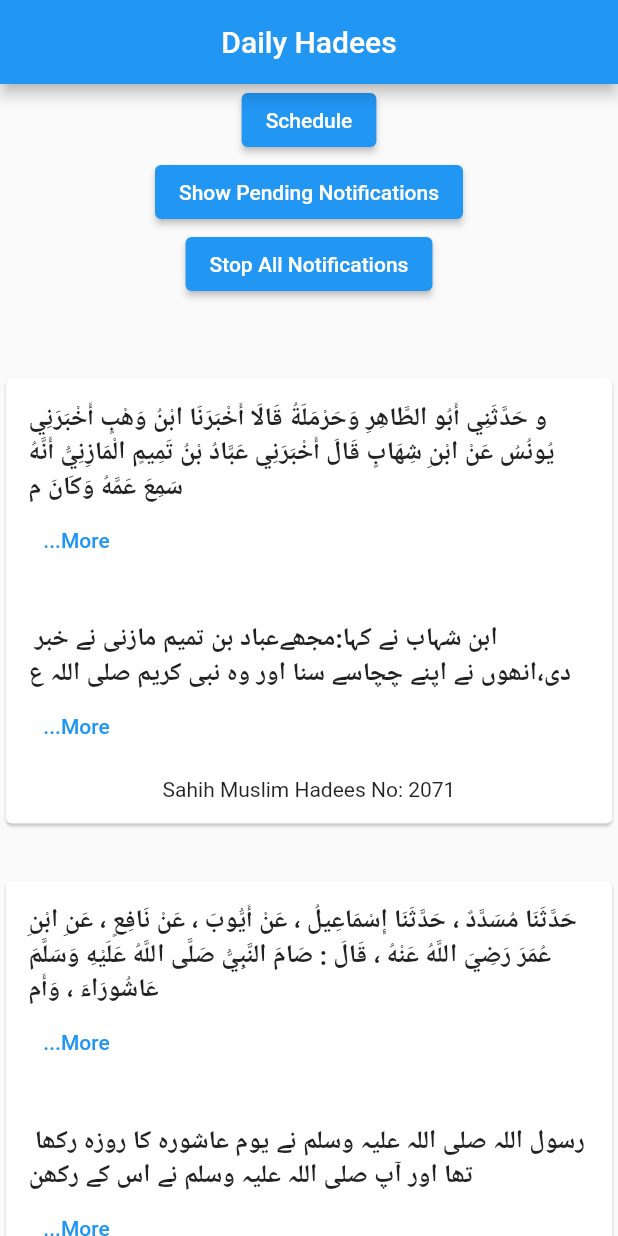
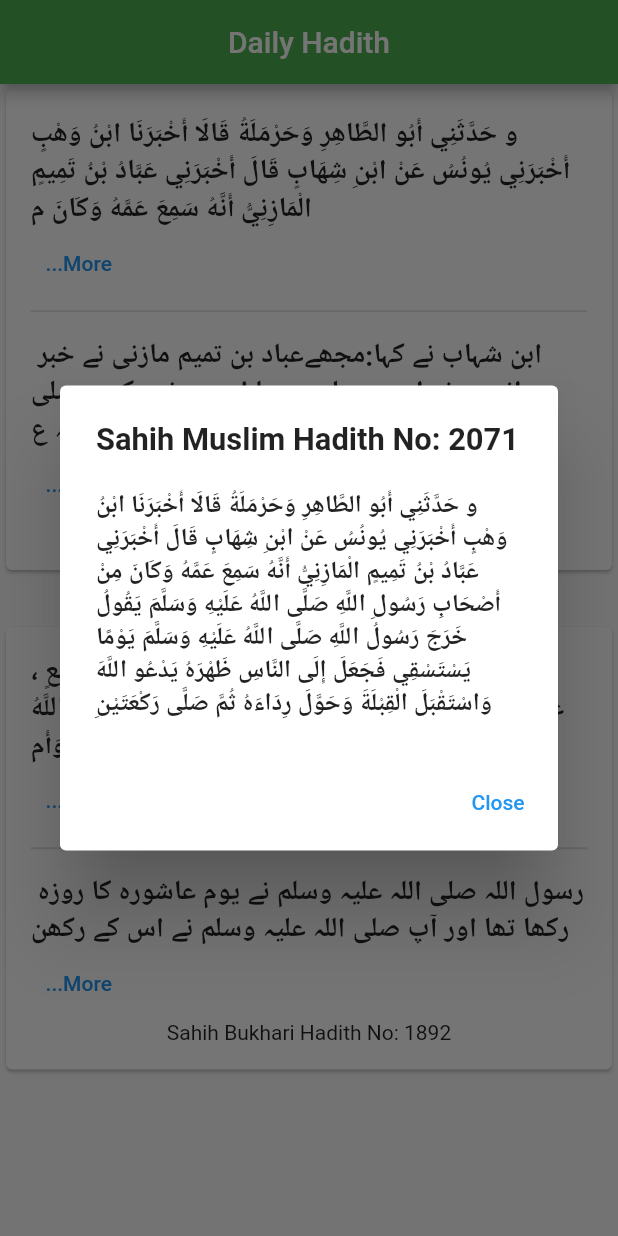
Before and after one commit to BasharatSahito/Daily-Hadith-App, a Flutter app: the screen it shows after launch, after a tap on "...More", on a phone screen of 412 x 824 dp. Run offline on Flutter 3.47's test engine with Material 2 defaults, Android fonts, the phone set to English and light mode, and no system bars; our stand-ins replace flutter_local_notifications, permission_handler, shared_preferences, timezone.

Commit message:
Added Splash Screen with LOGO, UI List with Alertbox,Ask Notification Permission

```diff
--- a/assets/hadiths.json
+++ b/assets/hadiths.json
@@ -5,7 +5,7 @@
         "arabicHadith": "و حَدَّثَنِي أَبُو الطَّاهِرِ وَحَرْمَلَةُ قَالَا أَخْبَرَنَا ابْنُ وَهْبٍ أَخْبَرَنِي يُونُسُ عَنْ ابْنِ شِهَابٍ قَالَ أَخْبَرَنِي عَبَّادُ بْنُ تَمِيمٍ الْمَازِنِيُّ أَنَّهُ سَمِعَ عَمَّهُ وَكَانَ مِنْ أَصْحَابِ رَسُولِ اللَّهِ صَلَّى اللَّهُ عَلَيْهِ وَسَلَّمَ يَقُولُ خَرَجَ رَسُولُ اللَّهِ صَلَّى اللَّهُ عَلَيْهِ وَسَلَّمَ يَوْمًا يَسْتَسْقِي فَجَعَلَ إِلَى النَّاسِ ظَهْرَهُ يَدْعُو اللَّهَ وَاسْتَقْبَلَ الْقِبْلَةَ وَحَوَّلَ رِدَاءَهُ ثُمَّ صَلَّى رَكْعَتَيْنِ",
         "urduHadith": " ابن شہاب نے کہا:مجھےعباد بن تمیم مازنی نے خبر دی،انھوں نے اپنے چچاسے سنا اور وہ نبی کریم صلی اللہ علیہ وسلم  کے ساتھیوں میں سے تھے وہ کہہ رہے تھے:ایک دن رسول اللہ صلی اللہ علیہ وسلم  بارش کی دعا مانگنےکے لئے نکلے،اللہ سے دعاکرتے ہوئے اپنی پشت لوگوں کی طرف کی،منہ قبلہ کی طرف کیا اوراپنی چادر پلٹی،پھر دو رکعت نمازادا کی۔ ",
         "englishHadith": " Ibn Tamim narrated on the authority of his uncle ('Abdullah b. Zaid) that the Messenger of Allah ( ‌صلی ‌اللہ ‌علیہ ‌وسلم ‌ ) went out to the place of prayer and prayed for rain and faced towards Qibla, and turned round his mantle and prayed two rak'ahs.",
-        "info": "Sahih Muslim Hadees No: 2071"
+        "info": "Sahih Muslim Hadith No: 2071"
     },
     {
         "id": 2,
@@ -13,6 +13,6 @@
         "arabicHadith": "حَدَّثَنَا مُسَدَّدٌ ، حَدَّثَنَا إِسْمَاعِيلُ ، عَنْ أَيُّوبَ ، عَنْ نَافِعٍ ، عَنِ ابْنِ عُمَرَ رَضِيَ اللَّهُ عَنْهُ ، قَالَ : صَامَ النَّبِيُّ صَلَّى اللَّهُ عَلَيْهِ وَسَلَّمَ عَاشُورَاءَ ، وَأَمَرَ بِصِيَامِهِ ، فَلَمَّا فُرِضَ رَمَضَانُ تُرِكَ ، وَكَانَ عَبْدُ اللَّهِ لَا يَصُومُهُ ، إِلَّا أَنْ يُوَافِقَ صَوْمَهُ .",
         "urduHadith": " رسول اللہ صلی اللہ علیہ وسلم نے یوم عاشورہ کا روزہ رکھا تھا اور آپ صلی اللہ علیہ وسلم نے اس کے رکھنے کا صحابہ رضی اللہ عنہم کو ابتداء اسلام میں حکم دیا تھا، جب ماہ رمضان کے روزے فرض ہو گئے تو عاشورہ کا روزہ بطور فرض چھوڑ دیا گیا، عبداللہ بن عمر رضی اللہ عنہما عاشورہ کے دن روزہ نہ رکھتے مگر جب ان کے روزے کا دن ہی یوم عاشورہ آن پڑتا۔  ",
         "englishHadith": " Ibn Tamim narrated on the authority of his uncle ('Abdullah b. Zaid) that the Messenger of Allah ( ‌صلی ‌اللہ ‌علیہ ‌وسلم ‌ ) went out to the place of prayer and prayed for rain and faced towards Qibla, and turned round his mantle and prayed two rak'ahs.",
-        "info": "Sahih Bukhari Hadees No: 1892"
+        "info": "Sahih Bukhari Hadith No: 1892"
     }
 ]
--- a/lib/main.dart
+++ b/lib/main.dart
@@ -1,6 +1,5 @@
 import 'package:daily_hadees_app/pages/homepage.dart';
 import 'package:daily_hadees_app/pages/splashscreen.dart';
-
 import 'package:flutter/material.dart';
 
 void main() {
--- a/lib/pages/homepage.dart
+++ b/lib/pages/homepage.dart
@@ -1,8 +1,11 @@
 import 'dart:convert';
+
 import 'package:daily_hadees_app/Models/hadithmodel.dart';
 import 'package:daily_hadees_app/services/notification_service.dart';
+import 'package:daily_hadees_app/utils/cart.dart';
 import 'package:flutter/material.dart';
 import 'package:flutter/services.dart';
+import 'package:permission_handler/permission_handler.dart';
 import 'package:shared_preferences/shared_preferences.dart';
 
 class HomePage extends StatefulWidget {
@@ -18,10 +21,26 @@
   @override
   void initState() {
     super.initState();
+    requestNotificationPermission();
     notificationService.initializeNotifications();
-    getHadith();
-    scheduleNotifications();
-    notificationService.pendingNotifications();
+  }
+
+  Future<void> requestNotificationPermission() async {
+    PermissionStatus notificationStatus =
+        await Permission.notification.request();
+
+    if (notificationStatus.isGranted) {
+      print("Notifications Permission Granted");
+      getHadith();
+      scheduleNotifications();
+      notificationService.pendingNotifications();
+    }
+    if (notificationStatus.isDenied) {
+      openAppSettings();
+    }
+    if (notificationStatus.isPermanentlyDenied) {
+      openAppSettings();
+    }
   }
 
 // Fetching the Hadith from Hadith.JSON into hadithList
@@ -43,7 +62,7 @@
 
   void scheduleNotifications() async {
     TimeOfDay? selectedTime =
-        const TimeOfDay(hour: 01, minute: 37); // Set your fixed time
+        const TimeOfDay(hour: 10, minute: 07); // Set your fixed time
     DateTime now = DateTime.now();
     DateTime scheduledDateTime = DateTime(
       now.year,
@@ -70,7 +89,7 @@
 
     // Schedule the notification for the current index
     notificationService.scheduleDailyNotifications(
-      hadithList[currentIndex].title.toString(),
+      hadithList[currentIndex].info.toString(),
       hadithList[currentIndex].urduHadith.toString(),
       scheduledDateTime,
     );
@@ -83,124 +102,29 @@
   Widget build(BuildContext context) {
     return Scaffold(
       appBar: AppBar(
-        title: const Text("Daily Hadees"),
+        backgroundColor: Colors.green,
+        title: const Text("Daily Hadith"),
         centerTitle: true,
       ),
       body: Column(
         children: [
-          // ElevatedButton(
-          //   onPressed: () {
-          //     // notificationService.showNotifications(
-          //     // "Title 1", "This is a Body");
-          //   },
-          //   child: const Text("Show Notification"),
-          // ),
-          ElevatedButton(
-            onPressed: () {
-              scheduleNotifications();
-              // fetchNotifications();
-            },
-            child: const Text("Schedule"),
-          ),
-          ElevatedButton(
-            onPressed: () {
-              setState(() {
-                notificationService.pendingNotifications();
-              });
-            },
-            child: const Text("Show Pending Notifications"),
-          ),
-          ElevatedButton(
-            onPressed: () {
-              notificationService.stopNotification();
-            },
-            child: const Text("Stop All Notifications"),
-          ),
-          Expanded(
-            flex: 1,
-            child: ListView.builder(
-              itemCount: notificationService.pendingNotification.length,
-              itemBuilder: (context, index) {
-                return ListTile(
-                  title: Center(
-                    child: Text(
-                        "Pending Notification is ${notificationService.pendingNotification[index].title.toString()}"),
-                  ),
-                );
-              },
-            ),
-          ),
           hadithList.isEmpty
               ? const Center(child: CircularProgressIndicator())
               : Expanded(
-                  flex: 12,
                   child: ListView.builder(
                     itemCount: hadithList.length,
                     itemBuilder: (context, index) {
-                      return Padding(
-                        padding: const EdgeInsets.only(bottom: 30),
-                        child: Card(
-                            child: Padding(
-                          padding: const EdgeInsets.symmetric(
-                              horizontal: 15, vertical: 15),
-                          child: Column(
-                            children: [
-                              hadithList[index].arabicHadith!.length > 100
-                                  ? Column(
-                                      crossAxisAlignment:
-                                          CrossAxisAlignment.start,
-                                      children: [
-                                        Text(
-                                          hadithList[index]
-                                              .arabicHadith
-                                              .toString()
-                                              .substring(0, 200),
-                                          style: const TextStyle(
-                                              fontSize: 17,
-                                              fontWeight: FontWeight.bold),
-                                        ),
-                                        TextButton(
-                                            onPressed: () {},
-                                            child: Text("...More")),
-                                      ],
-                                    )
-                                  : Text(
-                                      hadithList[index].arabicHadith.toString(),
-                                      style: const TextStyle(
-                                          fontSize: 17,
-                                          fontWeight: FontWeight.bold),
-                                    ),
-                              const SizedBox(height: 30),
-                              hadithList[index].urduHadith!.length > 100
-                                  ? Column(
-                                      crossAxisAlignment:
-                                          CrossAxisAlignment.start,
-                                      children: [
-                                        Text(
-                                          hadithList[index]
-                                              .urduHadith
-                                              .toString()
-                                              .substring(0, 100),
-                                          style: const TextStyle(
-                                              fontSize: 17,
-                                              fontWeight: FontWeight.bold),
-                                        ),
-                                        TextButton(
-                                            onPressed: () {},
-                                            child: Text("...More")),
-                                      ],
-                                    )
-                                  : Text(
-                                      hadithList[index].urduHadith.toString(),
-                                      style: const TextStyle(
-                                          fontSize: 17,
-                                          fontWeight: FontWeight.bold),
-                                    ),
-                              const SizedBox(height: 10),
-                              Text(hadithList[index].info.toString())
-                            ],
-                          ),
-                        )),
+                      var arabicHadith =
+                          hadithList[index].arabicHadith.toString();
+                      var urduHadith = hadithList[index].urduHadith.toString();
+                      var englishHadith =
+                          hadithList[index].englishHadith.toString();
+                      var hadithInfo = hadithList[index].info.toString();
+                      return Cards(
+                        arabicHadith: arabicHadith,
+                        englishHadith: englishHadith,
+                        hadithInfo: hadithInfo,
+                        urduHadith: urduHadith,
                       );
                     },
                   ),
--- a/lib/pages/splashscreen.dart
+++ b/lib/pages/splashscreen.dart
@@ -24,9 +24,13 @@
   @override
   Widget build(BuildContext context) {
     return const Scaffold(
-      body: Center(
-        child: Text("Splash Screen"),
+        body: Center(
+            child: FractionallySizedBox(
+      widthFactor: 0.6, // Adjust the width factor as needed
+      child: Image(
+        image: AssetImage("assets/logo.png"),
+        fit: BoxFit.contain, // Maintain the aspect ratio
       ),
-    );
+    )));
   }
 }
--- a/lib/services/notification_service.dart
+++ b/lib/services/notification_service.dart
@@ -7,7 +7,7 @@
       FlutterLocalNotificationsPlugin();
 
   final AndroidInitializationSettings _androidInitializationSettings =
-      const AndroidInitializationSettings("flutter_logo");
+      const AndroidInitializationSettings("logo");
 
   void initializeNotifications() async {
     tz.initializeTimeZones();
--- a/lib/utils/alertbox.dart
+++ b/lib/utils/alertbox.dart
@@ -1,7 +1,9 @@
 import 'package:flutter/material.dart';
 
 class AlertBox extends StatefulWidget {
-  const AlertBox({super.key});
+  final String hadithInfo;
+  final String hadith;
+  const AlertBox({super.key, required this.hadith, required this.hadithInfo});
 
   @override
   State<AlertBox> createState() => _AlertBoxState();
@@ -10,6 +12,32 @@
 class _AlertBoxState extends State<AlertBox> {
   @override
   Widget build(BuildContext context) {
-    return Container();
+    final screenWidth = MediaQuery.of(context).size.width;
+    final titleFontSize = screenWidth * 0.05; // Adjust this factor as needed
+    final contentFontSize = screenWidth * 0.04; // Adjust this factor as needed
+    return Center(
+      child: SingleChildScrollView(
+        child: AlertDialog(
+          title: Text(
+            widget.hadithInfo,
+            style:
+                TextStyle(fontSize: titleFontSize, fontWeight: FontWeight.bold),
+          ),
+          content: Text(
+            widget.hadith,
+            style: TextStyle(
+                fontSize: contentFontSize, fontWeight: FontWeight.bold),
+          ),
+          actions: [
+            TextButton(
+              onPressed: () {
+                Navigator.of(context).pop();
+              },
+              child: const Text('Close'),
+            ),
+          ],
+        ),
+      ),
+    );
   }
 }
--- /dev/null
+++ b/lib/utils/cart.dart
@@ -0,0 +1,103 @@
+import 'package:daily_hadees_app/utils/alertbox.dart';
+import 'package:flutter/material.dart';
+
+class Cards extends StatefulWidget {
+  final String urduHadith;
+  final String arabicHadith;
+  final String englishHadith;
+  final String hadithInfo;
+  const Cards({
+    super.key,
+    required this.arabicHadith,
+    required this.englishHadith,
+    required this.urduHadith,
+    required this.hadithInfo,
+  });
+
+  @override
+  State<Cards> createState() => _CardsState();
+}
+
+class _CardsState extends State<Cards> {
+  @override
+  Widget build(BuildContext context) {
+    final screenWidth = MediaQuery.of(context).size.width;
+    final screenHeight = MediaQuery.of(context).size.height;
+    final contentFontSize = screenWidth * 0.045;
+    return Padding(
+      padding: const EdgeInsets.only(bottom: 30),
+      child: Card(
+          child: Padding(
+        padding: EdgeInsets.symmetric(
+            horizontal: screenWidth * 0.04, vertical: screenHeight * 0.02),
+        child: Column(
+          children: [
+            widget.arabicHadith.length > 100
+                ? Column(
+                    crossAxisAlignment: CrossAxisAlignment.start,
+                    children: [
+                      Text(
+                        widget.arabicHadith.toString().substring(0, 200),
+                        style: TextStyle(
+                            fontSize: contentFontSize,
+                            fontWeight: FontWeight.bold),
+                      ),
+                      TextButton(
+                          onPressed: () {
+                            showDialog(
+                              context: context,
+                              barrierDismissible: true,
+                              builder: (context) {
+                                return AlertBox(
+                                    hadithInfo: widget.hadithInfo.toString(),
+                                    hadith: widget.arabicHadith.toString());
+                              },
+                            );
+                          },
+                          child: const Text("...More")),
+                    ],
+                  )
+                : Text(
+                    widget.arabicHadith.toString(),
+                    style: TextStyle(
+                        fontSize: contentFontSize, fontWeight: FontWeight.bold),
+                  ),
+            Divider(thickness: screenWidth * 0.003),
+            SizedBox(height: screenHeight * 0.01),
+            widget.urduHadith.length > 100
+                ? Column(
+                    crossAxisAlignment: CrossAxisAlignment.start,
+                    children: [
+                      Text(
+                        widget.urduHadith.toString().substring(0, 100),
+                        style: TextStyle(
+                            fontSize: contentFontSize,
+                            fontWeight: FontWeight.bold),
+                      ),
+                      TextButton(
+                          onPressed: () {
+                            showDialog(
+                              context: context,
+                              builder: (context) {
+                                return AlertBox(
+                                    hadithInfo: widget.hadithInfo.toString(),
+                                    hadith: widget.urduHadith.toString());
+                              },
+                            );
+                          },
+                          child: const Text("...More")),
+                    ],
+                  )
+                : Text(
+                    widget.urduHadith.toString(),
+                    style: TextStyle(
+                        fontSize: contentFontSize, fontWeight: FontWeight.bold),
+                  ),
+            SizedBox(height: screenHeight * 0.001),
+            Text(widget.hadithInfo.toString())
+          ],
+        ),
+      )),
+    );
+  }
+}
--- a/pubspec.yaml
+++ b/pubspec.yaml
@@ -32,6 +32,7 @@
   flutter:
     sdk: flutter
   flutter_local_notifications: null
+  permission_handler: ^11.0.1
   shared_preferences: ^2.2.2
   timezone: null
 
```
Also changed, not shown: assets/logo.png (added), pubspec.lock, 5 other files.
